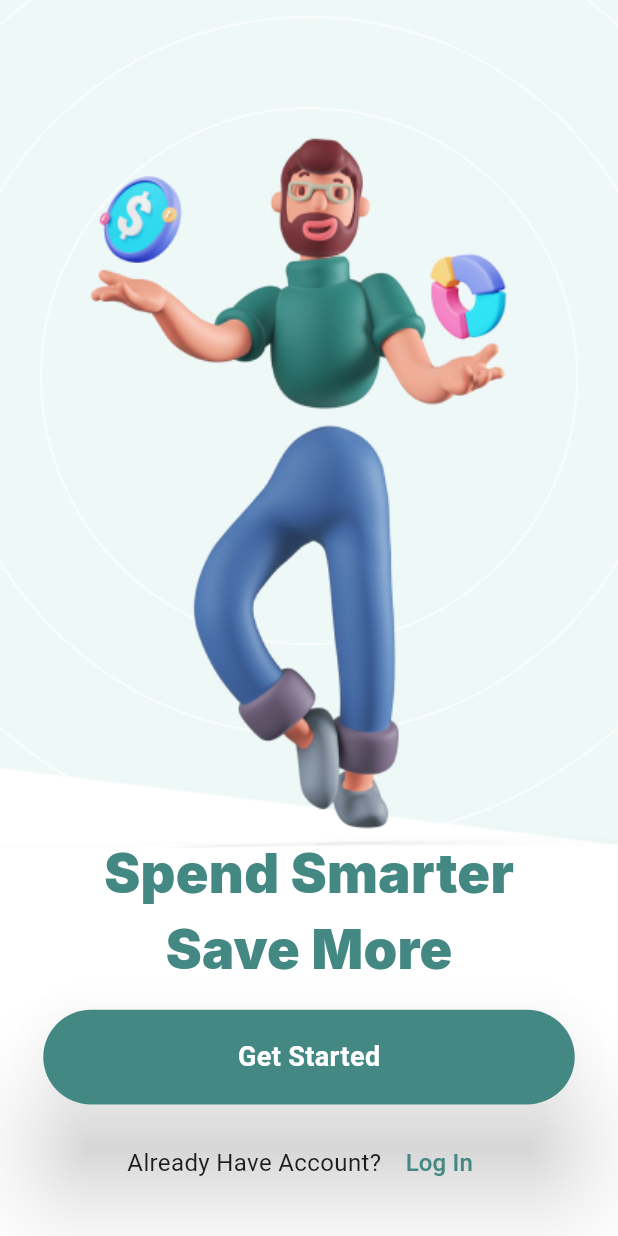
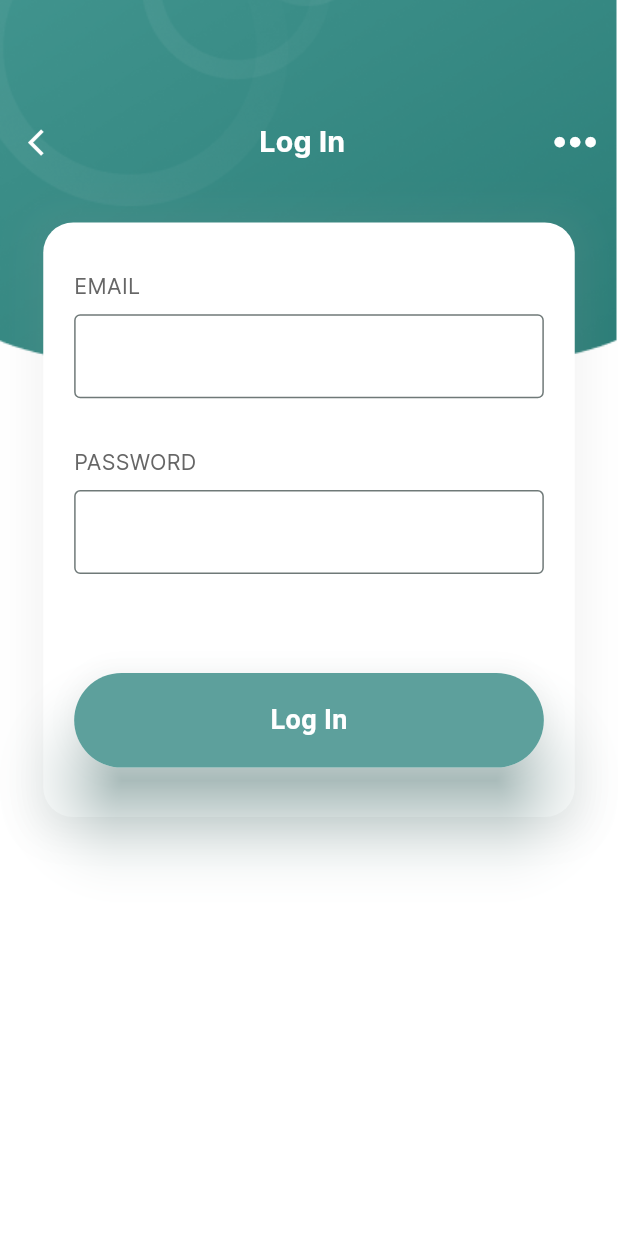
Before and after one commit to Yared-betsega/Asbeza, a Flutter app: the screen it shows after launch, after a tap on "Get Started", on a phone screen of 412 x 824 dp. Run offline on Flutter 3.47's test engine with Material 2 defaults, Android fonts, the phone set to English and light mode, and no system bars; our stand-ins replace flutter_svg, go_router, responsive_sizer.

Commit message:
add login page

```diff
--- /dev/null
+++ b/lib/core/common_widgets/wrapper.dart
@@ -0,0 +1,16 @@
+import 'package:flutter/material.dart';
+
+class Wrapper extends StatelessWidget {
+  final Widget child;
+  const Wrapper({
+    super.key,
+    required this.child,
+  });
+
+  @override
+  Widget build(BuildContext context) {
+    return Scaffold(
+      body: Container(),
+    );
+  }
+}
--- a/lib/core/colors.dart
+++ b/lib/core/constants/colors.dart
@@ -1,5 +1,6 @@
 import 'package:flutter/material.dart';
 
-Color primaryColor = const Color(0XFF438883);
+Color primaryColor = Color.fromARGB(255, 93, 160, 156);
 Color getStartedButtonColor2 = Color(0xff3E7C78);
 Color getStartedButtonColor1 = Color(0XFF69AEA9);
+Color primaryTextColor = Color(0xff666666);
--- a/lib/core/styles.dart
+++ b/lib/core/constants/styles.dart
@@ -1,4 +1,4 @@
-import 'package:asbeza/core/colors.dart';
+import 'package:asbeza/core/constants/colors.dart';
 import 'package:flutter/material.dart';
 
 const onboardingTextStyle = TextStyle(
--- /dev/null
+++ b/lib/core/routes/app_routes.dart
@@ -0,0 +1,57 @@
+import 'package:asbeza/core/constants/colors.dart';
+import 'package:asbeza/features/authentication/presentation/screens/login_page..dart';
+import 'package:asbeza/features/home/presentation/screens/home_page.dart';
+import 'package:asbeza/features/onboarding_screens/onboarding_screen.dart';
+import 'package:asbeza/features/onboarding_screens/splash_screen.dart';
+import 'package:flutter/material.dart';
+import 'package:go_router/go_router.dart';
+import 'route_paths.dart';
+
+class AppRouter extends StatelessWidget {
+  late final GoRouter _router;
+
+  AppRouter({Key? key}) : super(key: key) {
+    _router = GoRouter(
+      initialLocation: RoutePaths.splash,
+      routes: <GoRoute>[
+        GoRoute(
+          path: RoutePaths.splash,
+          builder: (BuildContext context, GoRouterState state) =>
+              const SplashScreen(),
+        ),
+        GoRoute(
+          path: RoutePaths.onboardingPage,
+          builder: (BuildContext context, GoRouterState state) =>
+              const Onboarding(),
+        ),
+        GoRoute(
+          path: RoutePaths.home,
+          builder: (BuildContext context, GoRouterState state) =>
+              const HomePage(),
+        ),
+
+        // GoRoute(
+        //   path: RoutePaths.signUp,
+        //   builder: (BuildContext context, GoRouterState state) =>
+        //       const SignUpPage(),
+        // ),
+        GoRoute(
+          path: RoutePaths.login,
+          builder: (BuildContext context, GoRouterState state) =>
+              const LoginPage(),
+        ),
+      ],
+    );
+  }
+
+  @override
+  Widget build(BuildContext context) => MaterialApp.router(
+        debugShowCheckedModeBanner: false,
+        routerConfig: _router,
+        theme: ThemeData(
+          primaryColor: primaryColor,
+          colorScheme: ColorScheme.fromSeed(seedColor: primaryColor),
+          useMaterial3: true,
+        ),
+      );
+}
--- /dev/null
+++ b/lib/core/routes/route_paths.dart
@@ -0,0 +1,7 @@
+class RoutePaths {
+  static const String splash = "/splash";
+  static const String home = "/home";
+  static const String onboardingPage = '/onboardingPage';
+  static const String signUp = '/signUp';
+  static const String login = '/login';
+}
--- /dev/null
+++ b/lib/features/authentication/presentation/screens/login_page..dart
@@ -0,0 +1,166 @@
+import 'package:asbeza/core/constants/colors.dart';
+import 'package:asbeza/core/constants/styles.dart';
+import 'package:flutter/material.dart';
+import 'package:flutter_svg/flutter_svg.dart';
+import 'package:go_router/go_router.dart';
+import 'package:responsive_sizer/responsive_sizer.dart';
+
+class LoginPage extends StatefulWidget {
+  const LoginPage({super.key});
+
+  @override
+  State<LoginPage> createState() => _LoginPageState();
+}
+
+class _LoginPageState extends State<LoginPage> {
+  final _formKey = GlobalKey<FormState>();
+  final TextEditingController _emailController = TextEditingController();
+  final TextEditingController _passwordController = TextEditingController();
+  @override
+  Widget build(BuildContext context) {
+    return Scaffold(
+      body: SingleChildScrollView(
+        child: Stack(children: [
+          Container(
+            width: MediaQuery.of(context).size.width, // Set container width
+            height: MediaQuery.of(context).size.height, // Set container height
+            decoration: const BoxDecoration(
+              image: DecorationImage(
+                image: AssetImage('assets/images/background.png'),
+                fit: BoxFit.cover, // Ensure the image covers the container
+              ),
+            ),
+          ),
+          Padding(
+            padding: EdgeInsets.only(top: 8.h),
+            child: Row(
+              mainAxisAlignment: MainAxisAlignment.spaceBetween,
+              children: [
+                IconButton(
+                  icon: Icon(
+                    Icons.arrow_back_ios_new,
+                    color: Colors.white,
+                    size: 5.w,
+                  ),
+                  onPressed: () {
+                    // Add your back button logic here
+                  },
+                ),
+                const Text(
+                  "Log In",
+                  style: TextStyle(
+                      color: Colors.white,
+                      fontSize: 19,
+                      fontFamily: 'Inter',
+                      fontWeight: FontWeight.bold),
+                ),
+                IconButton(
+                  icon: Icon(
+                    Icons.more_horiz_sharp,
+                    color: Colors.white,
+                    size: 10.w,
+                  ),
+                  onPressed: () {
+                    // Add your menu button logic here
+                  },
+                ),
+              ],
+            ),
+          ),
+          Padding(
+            padding: EdgeInsets.only(top: 18.h),
+            child: Center(
+              child: Container(
+                width: 86.w,
+                decoration: BoxDecoration(
+                  boxShadow: [
+                    BoxShadow(
+                      color: Colors.grey.withOpacity(0.1), // Shadow color
+                      spreadRadius: 10, // Spread radius
+                      blurRadius: 20, // Blur radius
+                      offset: const Offset(
+                          0, 3), // Offset in the x and y directions
+                    ),
+                  ],
+                  borderRadius: const BorderRadius.all(Radius.circular(20)),
+                  color: Colors.white,
+                ),
+                child: Form(
+                  key: _formKey,
+                  child: Padding(
+                    padding:
+                        EdgeInsets.symmetric(horizontal: 5.w, vertical: 4.h),
+                    child: Column(
+                      crossAxisAlignment: CrossAxisAlignment.start,
+                      children: [
+                        Text(
+                          "EMAIL",
+                          style: TextStyle(
+                            fontSize: 15.5.sp,
+                            fontWeight: FontWeight.normal,
+                            fontFamily: 'Inter',
+                            color: primaryTextColor,
+                          ),
+                        ),
+                        SizedBox(height: 1.h),
+                        TextFormField(
+                          controller: _emailController,
+                          decoration: InputDecoration(
+                            border: OutlineInputBorder(
+                              borderSide: BorderSide(color: primaryColor),
+                            ),
+                          ),
+                        ),
+                        SizedBox(height: 4.h),
+                        Text(
+                          "PASSWORD",
+                          style: TextStyle(
+                            fontSize: 15.5.sp,
+                            fontWeight: FontWeight.normal,
+                            fontFamily: 'Inter',
+                            color: primaryTextColor,
+                          ),
+                        ),
+                        SizedBox(height: 1.h),
+                        TextFormField(
+                          controller: _passwordController,
+                          decoration: const InputDecoration(
+                            border: OutlineInputBorder(),
+                          ),
+                        ),
+                        SizedBox(height: 8.h),
+                        Material(
+                          borderRadius: BorderRadius.circular(50),
+                          elevation: 20.0,
+                          shadowColor: primaryColor,
+                          child: Container(
+                            padding: EdgeInsets.all(4.5.w),
+                            width: double.infinity,
+                            decoration: BoxDecoration(
+                              borderRadius: BorderRadius.circular(50),
+                              color: primaryColor,
+                            ),
+                            child: InkWell(
+                              onTap: () {
+                                context.go('/home');
+                              },
+                              child: const Center(
+                                  child: Text(
+                                "Log In",
+                                style: getStartedTextStyle,
+                              )),
+                            ),
+                          ),
+                        ),
+                      ],
+                    ),
+                  ),
+                ),
+              ),
+            ),
+          ),
+        ]),
+      ),
+    );
+  }
+}
--- /dev/null
+++ b/lib/features/home/presentation/screens/home_page.dart
@@ -0,0 +1,15 @@
+import 'package:flutter/material.dart';
+
+class HomePage extends StatefulWidget {
+  const HomePage({super.key});
+
+  @override
+  State<HomePage> createState() => _HomePageState();
+}
+
+class _HomePageState extends State<HomePage> {
+  @override
+  Widget build(BuildContext context) {
+    return const Placeholder();
+  }
+}
--- a/lib/features/onboarding_screens/onboarding_screen.dart
+++ b/lib/features/onboarding_screens/onboarding_screen.dart
@@ -1,6 +1,7 @@
-import 'package:asbeza/core/colors.dart';
-import 'package:asbeza/core/styles.dart';
+import 'package:asbeza/core/constants/colors.dart';
+import 'package:asbeza/core/constants/styles.dart';
 import 'package:flutter/material.dart';
+import 'package:go_router/go_router.dart';
 import 'package:responsive_sizer/responsive_sizer.dart';
 
 class Onboarding extends StatelessWidget {
@@ -47,7 +48,9 @@ class Onboarding extends StatelessWidget {
                         color: primaryColor,
                       ),
                       child: InkWell(
-                        onTap: () {},
+                        onTap: () {
+                          context.go('/login');
+                        },
                         child: const Center(
                             child: Text(
                           "Get Started",
@@ -64,16 +67,21 @@ class Onboarding extends StatelessWidget {
                       "Already Have Account? ",
                       style: alreadyHaveAccountTextStyle,
                     ),
-                    TextButton(
-                        onPressed: () {},
-                        child: Text(
-                          "Log In",
-                          style: loginTextStyle,
-                        ))
+                    MouseRegion(
+                      cursor: SystemMouseCursors.click,
+                      child: TextButton(
+                          onPressed: () {
+                            context.go('/login');
+                          },
+                          child: Text(
+                            "Log In",
+                            style: loginTextStyle,
+                          )),
+                    )
                   ],
                 ),
                 SizedBox(
-                  height: 3.h,
+                  height: 4.h,
                 )
               ],
             ),
--- a/lib/features/onboarding_screens/splash_screen.dart
+++ b/lib/features/onboarding_screens/splash_screen.dart
@@ -1,6 +1,7 @@
 import 'package:asbeza/features/onboarding_screens/onboarding_screen.dart';
 import 'package:flutter/material.dart';
 import 'package:flutter/services.dart';
+import 'package:go_router/go_router.dart';
 
 class SplashScreen extends StatefulWidget {
   const SplashScreen({super.key});
@@ -10,14 +11,15 @@ class SplashScreen extends StatefulWidget {
 }
 
 class _SplashScreenState extends State<SplashScreen> {
+  late Future _timer;
   @override
   void initState() {
     super.initState();
     // Add a delay before navigating to the main content
     Future.delayed(const Duration(seconds: 3), () {
-      Navigator.of(context).pushReplacement(
-        MaterialPageRoute(builder: (context) => const Onboarding()),
-      );
+      if (mounted) {
+        context.go("/onboardingPage");
+      }
     });
   }
 
@@ -40,8 +42,8 @@ class _SplashScreenState extends State<SplashScreen> {
 
   @override
   void dispose() {
+    super.dispose();
     SystemChrome.setEnabledSystemUIMode(SystemUiMode.manual,
         overlays: SystemUiOverlay.values);
-    super.dispose();
   }
 }
--- a/lib/main.dart
+++ b/lib/main.dart
@@ -1,4 +1,4 @@
-import 'package:asbeza/features/onboarding_screens/splash_screen.dart';
+import 'package:asbeza/core/routes/app_routes.dart';
 import 'package:flutter/material.dart';
 import 'package:responsive_sizer/responsive_sizer.dart';
 
@@ -13,118 +13,7 @@ class MyApp extends StatelessWidget {
   @override
   Widget build(BuildContext context) {
     return ResponsiveSizer(
-      builder: (context, orientation, screenType) => MaterialApp(
-        title: 'Flutter Demo',
-        debugShowCheckedModeBanner: false,
-        theme: ThemeData(
-          // This is the theme of your application.
-          //
-          // TRY THIS: Try running your application with "flutter run". You'll see
-          // the application has a blue toolbar. Then, without quitting the app,
-          // try changing the seedColor in the colorScheme below to Colors.green
-          // and then invoke "hot reload" (save your changes or press the "hot
-          // reload" button in a Flutter-supported IDE, or press "r" if you used
-          // the command line to start the app).
-          //
-          // Notice that the counter didn't reset back to zero; the application
-          // state is not lost during the reload. To reset the state, use hot
-          // restart instead.
-          //
-          // This works for code too, not just values: Most code changes can be
-          // tested with just a hot reload.
-          colorScheme: ColorScheme.fromSeed(seedColor: Colors.deepPurple),
-          useMaterial3: true,
-        ),
-        home: const SplashScreen(),
-      ),
+      builder: (context, orientation, screenType) => AppRouter(),
     );
   }
 }
-
-class MyHomePage extends StatefulWidget {
-  const MyHomePage({super.key, required this.title});
-
-  // This widget is the home page of your application. It is stateful, meaning
-  // that it has a State object (defined below) that contains fields that affect
-  // how it looks.
-
-  // This class is the configuration for the state. It holds the values (in this
-  // case the title) provided by the parent (in this case the App widget) and
-  // used by the build method of the State. Fields in a Widget subclass are
-  // always marked "final".
-
-  final String title;
-
-  @override
-  State<MyHomePage> createState() => _MyHomePageState();
-}
-
-class _MyHomePageState extends State<MyHomePage> {
-  int _counter = 0;
-
-  void _incrementCounter() {
-    setState(() {
-      // This call to setState tells the Flutter framework that something has
-      // changed in this State, which causes it to rerun the build method below
-      // so that the display can reflect the updated values. If we changed
-      // _counter without calling setState(), then the build method would not be
-      // called again, and so nothing would appear to happen.
-      _counter++;
-    });
-  }
-
-  @override
-  Widget build(BuildContext context) {
-    // This method is rerun every time setState is called, for instance as done
-    // by the _incrementCounter method above.
-    //
-    // The Flutter framework has been optimized to make rerunning build methods
-    // fast, so that you can just rebuild anything that needs updating rather
-    // than having to individually change instances of widgets.
-    return Scaffold(
-      appBar: AppBar(
-        // TRY THIS: Try changing the color here to a specific color (to
-        // Colors.amber, perhaps?) and trigger a hot reload to see the AppBar
-        // change color while the other colors stay the same.
-        backgroundColor: Theme.of(context).colorScheme.inversePrimary,
-        // Here we take the value from the MyHomePage object that was created by
-        // the App.build method, and use it to set our appbar title.
-        title: Text(widget.title),
-      ),
-      body: Center(
-        // Center is a layout widget. It takes a single child and positions it
-        // in the middle of the parent.
-        child: Column(
-          // Column is also a layout widget. It takes a list of children and
-          // arranges them vertically. By default, it sizes itself to fit its
-          // children horizontally, and tries to be as tall as its parent.
-          //
-          // Column has various properties to control how it sizes itself and
-          // how it positions its children. Here we use mainAxisAlignment to
-          // center the children vertically; the main axis here is the vertical
-          // axis because Columns are vertical (the cross axis would be
-          // horizontal).
-          //
-          // TRY THIS: Invoke "debug painting" (choose the "Toggle Debug Paint"
-          // action in the IDE, or press "p" in the console), to see the
-          // wireframe for each widget.
-          mainAxisAlignment: MainAxisAlignment.center,
-          children: <Widget>[
-            const Text(
-              'You have pushed the button this many times:',
-            ),
-            Text(
-              '$_counter',
-              style: Theme.of(context).textTheme.headlineMedium,
-            ),
-          ],
-        ),
-      ),
-      floatingActionButton: FloatingActionButton(
-        onPressed: _incrementCounter,
-        tooltip: 'Increment',
-        child: const Icon(Icons.add),
-      ), // This trailing comma makes auto-formatting nicer for build methods.
-    );
-  }
-}
```
Also changed, not shown: pubspec.yaml (+5 -4 lines), assets/images/background.png (added), assets/images/background.svg (added), pubspec.lock.
